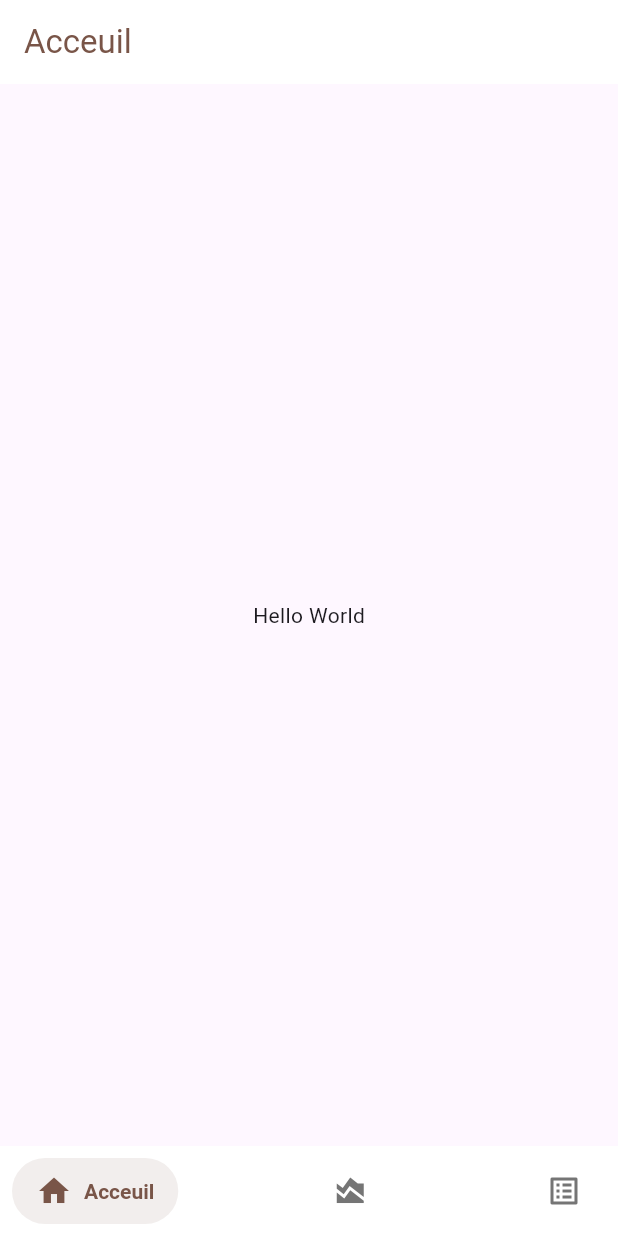
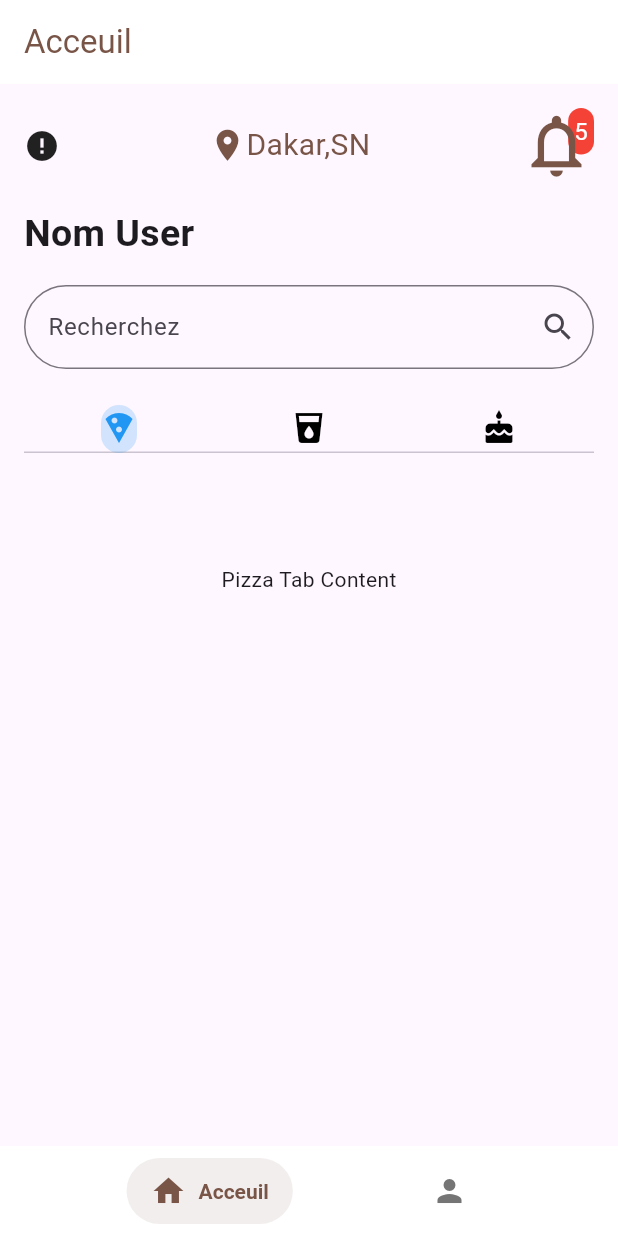
Before and after one commit to mamour-byte/Horizon-Teranga, a Flutter app: the screen it shows after launch, on a phone screen of 412 x 824 dp. Run offline on Flutter 3.47's test engine with Material 3 defaults, Android fonts, the phone set to English and light mode, and no system bars; drawn by our look-alikes of salomon_bottom_bar; network calls fail; Roboto replaces fonts that are missing (Poppins).

Commit message:
mise a jour home page

```diff
--- a/lib/main.dart
+++ b/lib/main.dart
@@ -32,8 +32,7 @@ class _MyAppState extends State<MyApp> {
             title: Text(
             [
             "Acceuil",
-            "Statistique",
-            "Historique",
+            "Profile",
             ][_currentIndex],
               style: const TextStyle(color: Colors.brown),
           ),
@@ -59,16 +58,11 @@ class _MyAppState extends State<MyApp> {
             ),
 
           SalomonBottomBarItem(
-            icon: Icon(Icons.area_chart),
-            title: Text("Statistique"),
+            icon: Icon(Icons.person),
+            title: Text("Profile"),
             selectedColor: Colors.brown,
             ),
 
-          SalomonBottomBarItem(
-            icon: Icon(Icons.list_alt_outlined),
-            title: Text("Historique"),
-            selectedColor: Colors.brown,
-            ),
           ],
         )
 
--- a/lib/pages/HomePage.dart
+++ b/lib/pages/HomePage.dart
@@ -7,12 +7,120 @@ class HomePage extends StatefulWidget {
   State<HomePage> createState() => _HomePageState();
 }
 
-class _HomePageState extends State<HomePage> {
+class _HomePageState extends State<HomePage> with SingleTickerProviderStateMixin {
+  late final TabController _tabController;
+
+  @override
+  void initState() {
+    super.initState();
+    _tabController = TabController(vsync: this, length: 3);
+  }
+
+  @override
+  void dispose() {
+    _tabController.dispose();
+    super.dispose();
+  }
+
   @override
   Widget build(BuildContext context) {
-    return const Center(
-      child: Text(
-          'Hello World'
+    return SingleChildScrollView(
+      child: Padding(
+        padding: const EdgeInsets.all(16.0),
+        child: Column(
+          crossAxisAlignment: CrossAxisAlignment.start,
+          children: [
+            Row(
+              mainAxisAlignment: MainAxisAlignment.spaceBetween,
+              children: [
+                ClipRRect(
+                  borderRadius: BorderRadius.circular(100),
+                  child: Image.network(
+                    'https://images.unsplash.com/photo-1534528741775-53994a69daeb?w=500&auto=format&fit=crop&q=60&ixlib=rb-4.0.3&ixid=M3wxMjA3fDB8MHxzZWFyY2h8MTV8fHByb2ZpbGV8ZW58MHx8MHx8fDA%3D',
+                    width: 60,
+                    height: 60,
+                    fit: BoxFit.cover,
+                    errorBuilder: (context, error, stackTrace) {
+                      return const Icon(Icons.error); // Icône d'erreur si l'image ne charge pas
+                    },
+                  ),
+                ),
+                const Row(
+                  children: [
+                    Icon(Icons.location_on, color: Colors.brown, size: 25),
+                    Text("Dakar,SN",
+                        style: TextStyle(
+                            fontSize: 20,
+                            color: Colors.brown,
+                            fontFamily: 'Poppins'))
+                  ],
+                ),
+                Stack(
+                  children: [
+                    Positioned(
+                      right: 0,
+                      top: 0,
+                      child: Container(
+                        padding: const EdgeInsets.all(4),
+                        decoration: BoxDecoration(
+                          color: Colors.red,
+                          borderRadius: BorderRadius.circular(100),
+                        ),
+                        child: const Text('5',
+                            style: TextStyle(fontSize: 16, color: Colors.white)),
+                      ),
+                    ),
+                    const Icon(Icons.notifications_none,
+                        color: Colors.brown, size: 50),
+                  ],
+                ),
+              ],
+            ),
+            const SizedBox(height: 16),
+            const Text("Nom User",
+                style: TextStyle(
+                    fontSize: 25,
+                    fontWeight: FontWeight.bold,
+                    fontFamily: 'Poppins')),
+            const SizedBox(height: 16),
+            TextField(
+              decoration: InputDecoration(
+                  suffixIcon: const Icon(Icons.search),
+                  labelText: 'Recherchez',
+                  border: OutlineInputBorder(
+                      borderRadius: BorderRadius.circular(100))),
+            ),
+            const SizedBox(height: 16),
+            SizedBox(
+              height: 200, // Définir la hauteur du conteneur
+              child: Scaffold(
+                appBar: TabBar(
+                  padding: const EdgeInsets.only(top: 8, bottom: 8),
+                  controller: _tabController,
+                  tabs: const [
+                    Tab(icon: Icon(Icons.local_pizza)),
+                    Tab(icon: Icon(Icons.local_drink)),
+                    Tab(icon: Icon(Icons.cake)),
+                  ],
+                  unselectedLabelColor: Colors.black,
+                  labelColor: Colors.blue,
+                  indicator: BoxDecoration(
+                    borderRadius: BorderRadius.circular(80.0),
+                    color: Colors.blue.withOpacity(0.2),
+                  ),
+                ),
+                body: TabBarView(
+                  controller: _tabController,
+                  children: const <Widget>[
+                    Center(child: Text('Pizza Tab Content')),
+                    Center(child: Text('Drink Tab Content')),
+                    Center(child: Text('Cake Tab Content')),
+                  ],
+                ),
+              ),
+            ),
+          ],
+        ),
       ),
     );
   }
```
